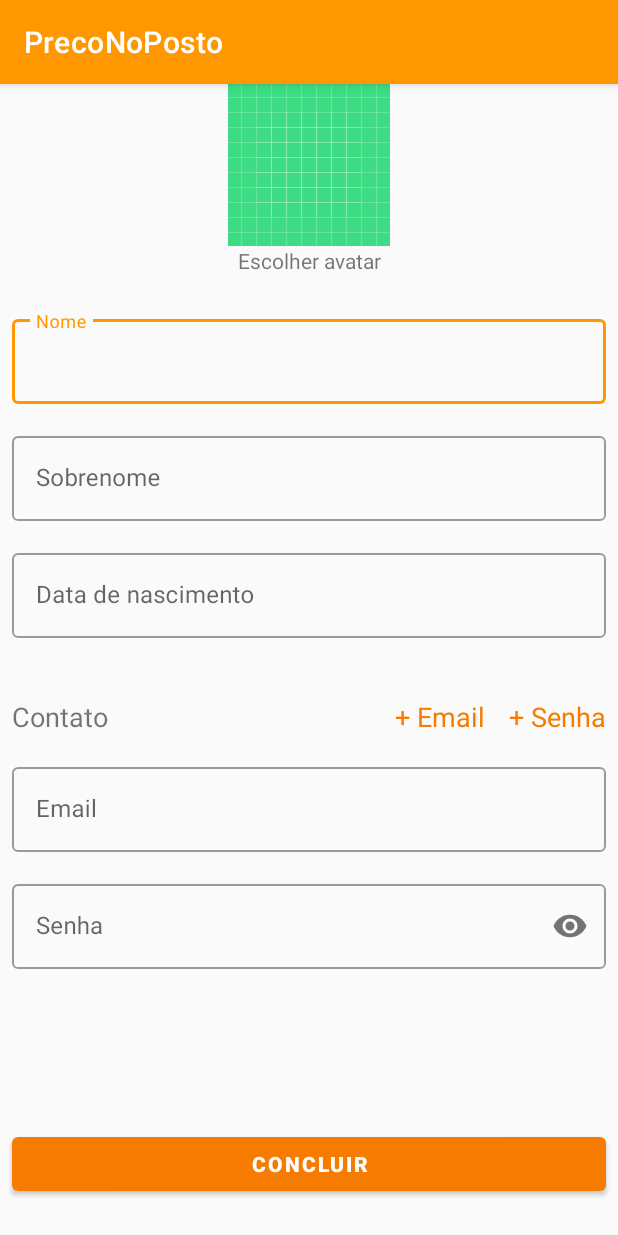
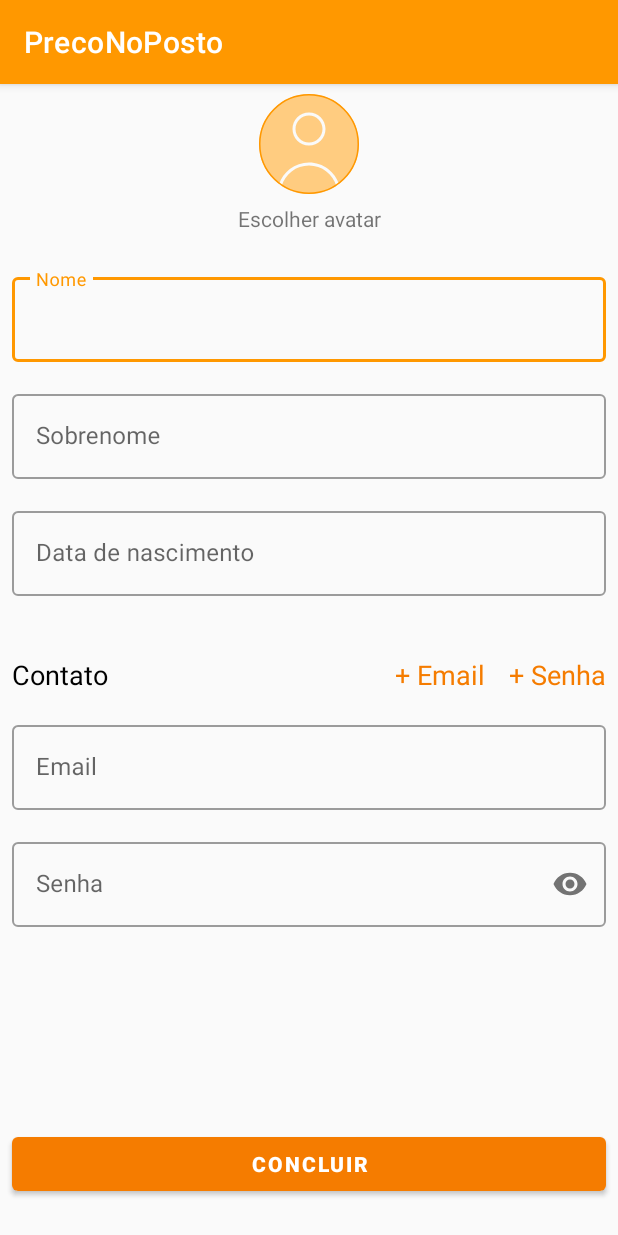
Before and after one commit to samuelassis/PDS-PrecoNoPosto, an Android app: the screen it shows after launch (MainActivity), on a phone screen of 412 x 824 dp. Run offline under Robolectric (Android 15) with nearby library versions, the phone set to English and light mode, and no system bars; our stand-ins replace Room's generated code.

Commit message:
Consertando app crash, renomeando a entidade de Usuário e finalizando a tela de Signup

```diff
--- a/PrecoNoPosto/app/src/main/java/com/example/preconoposto/MainActivity.kt
+++ b/PrecoNoPosto/app/src/main/java/com/example/preconoposto/MainActivity.kt
@@ -2,9 +2,8 @@ package com.example.preconoposto
 
 import androidx.appcompat.app.AppCompatActivity
 import android.os.Bundle
+import com.example.preconoposto.ui.LoginFragment
 import com.example.preconoposto.ui.SignupFragment
-import com.example.preconoposto.ui.LoginFragment
-import com.example.preconoposto.ui.main.MainFragment
 
 // Adaptador de entrada
 
--- a/PrecoNoPosto/app/src/main/java/com/example/preconoposto/dao/UserDao.kt
+++ b/PrecoNoPosto/app/src/main/java/com/example/preconoposto/dao/UserDao.kt
@@ -1,7 +1,7 @@
 package com.example.preconoposto.dao
 
 import androidx.room.*
-import com.example.preconoposto.data.User
+import com.example.preconoposto.data.UserEntity
 import com.example.preconoposto.repository.UserRepository
 
 // Adaptador de saída
@@ -9,14 +9,14 @@ import com.example.preconoposto.repository.UserRepository
 interface UserDao: UserRepository {
 
     @Delete
-    override suspend fun delete(user: User)
+    override suspend fun delete(user: UserEntity)
 
     @Insert
-    override suspend fun save(user: User)
+    override suspend fun save(user: UserEntity)
 
     @Update
-    override suspend fun update(user: User)
+    override suspend fun update(user: UserEntity)
 
-    @Query("SELECT * FROM USER_TABLE WHERE email = :email AND password = :password")
-    override suspend fun getUser(email: String, password: String): User?
+    @Query("SELECT * FROM user_table WHERE email = :email AND password = :password")
+    override suspend fun getUser(email: String, password: String): UserEntity?
 }
--- a/PrecoNoPosto/app/src/main/java/com/example/preconoposto/database/AppDatabase.kt
+++ b/PrecoNoPosto/app/src/main/java/com/example/preconoposto/database/AppDatabase.kt
@@ -5,10 +5,10 @@ import androidx.room.Database
 import androidx.room.Room
 import androidx.room.RoomDatabase
 import com.example.preconoposto.dao.UserDao
-import com.example.preconoposto.data.User
+import com.example.preconoposto.data.UserEntity
 
 @Database(
-    entities = [User::class],
+    entities = [UserEntity::class],
     version = 1
 )
 abstract class AppDatabase: RoomDatabase() {
--- a/PrecoNoPosto/app/src/main/java/com/example/preconoposto/domain/LoginUser.kt
+++ b/PrecoNoPosto/app/src/main/java/com/example/preconoposto/domain/LoginUser.kt
@@ -1,7 +1,7 @@
 package com.example.preconoposto.domain
 
-import com.example.preconoposto.data.User
+import com.example.preconoposto.data.UserEntity
 
 interface LoginUser {
-    suspend fun login(user: User): User?
+    suspend fun login(user: UserEntity): UserEntity?
 }
--- a/PrecoNoPosto/app/src/main/java/com/example/preconoposto/domain/LoginUserImpl.kt
+++ b/PrecoNoPosto/app/src/main/java/com/example/preconoposto/domain/LoginUserImpl.kt
@@ -1,6 +1,6 @@
 package com.example.preconoposto.domain
 
-import com.example.preconoposto.data.User
+import com.example.preconoposto.data.UserEntity
 import com.example.preconoposto.repository.UserRepository
 
 // Classe de domínio
@@ -8,7 +8,7 @@ import com.example.preconoposto.repository.UserRepository
 class LoginUserImpl(
     var repository: UserRepository
 ): LoginUser {
-    override suspend fun login(user: User): User? {
+    override suspend fun login(user: UserEntity): UserEntity? {
         return repository.getUser(user.email, user.password)
     }
 }
--- a/PrecoNoPosto/app/src/main/java/com/example/preconoposto/domain/SignupUser.kt
+++ b/PrecoNoPosto/app/src/main/java/com/example/preconoposto/domain/SignupUser.kt
@@ -1,8 +1,8 @@
 package com.example.preconoposto.domain
 
-import com.example.preconoposto.data.User
+import com.example.preconoposto.data.UserEntity
 
 // Porta de entrada
 interface SignupUser {
-    suspend fun signup(user: User)
+    suspend fun signup(user: UserEntity)
 }
--- a/PrecoNoPosto/app/src/main/java/com/example/preconoposto/domain/SignupUserImpl.kt
+++ b/PrecoNoPosto/app/src/main/java/com/example/preconoposto/domain/SignupUserImpl.kt
@@ -1,6 +1,6 @@
 package com.example.preconoposto.domain
 
-import com.example.preconoposto.data.User
+import com.example.preconoposto.data.UserEntity
 import com.example.preconoposto.repository.UserRepository
 
 // Classe de dominio
@@ -9,7 +9,7 @@ class SignupUserImpl(
     var userRepository: UserRepository
 ): SignupUser {
 
-    override suspend fun signup(user: User) {
+    override suspend fun signup(user: UserEntity) {
         userRepository.save(user)
     }
 
--- a/PrecoNoPosto/app/src/main/java/com/example/preconoposto/repository/UserRepository.kt
+++ b/PrecoNoPosto/app/src/main/java/com/example/preconoposto/repository/UserRepository.kt
@@ -1,11 +1,11 @@
 package com.example.preconoposto.repository
 
-import com.example.preconoposto.data.User
+import com.example.preconoposto.data.UserEntity
 
 // Porta de saida
 interface UserRepository {
-    suspend fun save(user: User)
-    suspend fun delete(user: User)
-    suspend fun update(user: User)
-    suspend fun getUser(email: String, password: String): User?
+    suspend fun save(user: UserEntity)
+    suspend fun delete(user: UserEntity)
+    suspend fun update(user: UserEntity)
+    suspend fun getUser(email: String, password: String): UserEntity?
 }
--- a/PrecoNoPosto/app/src/main/java/com/example/preconoposto/ui/LoginViewModel.kt
+++ b/PrecoNoPosto/app/src/main/java/com/example/preconoposto/ui/LoginViewModel.kt
@@ -2,7 +2,7 @@ package com.example.preconoposto.ui
 
 import androidx.lifecycle.MutableLiveData
 import androidx.lifecycle.ViewModel
-import com.example.preconoposto.data.User
+import com.example.preconoposto.data.UserEntity
 import com.example.preconoposto.domain.LoginUserImpl
 import kotlinx.coroutines.CoroutineScope
 import kotlinx.coroutines.Dispatchers
@@ -12,7 +12,7 @@ class LoginViewModel() : ViewModel() {
 
     val isLoginCorrect: MutableLiveData<Boolean> = MutableLiveData(true)
 
-    fun login(user: User, loginUser: LoginUserImpl) {
+    fun login(user: UserEntity, loginUser: LoginUserImpl) {
         CoroutineScope(Dispatchers.IO).launch {
             if(loginUser.login(user) == null) isLoginCorrect.postValue(true)
             else isLoginCorrect.postValue(false)
--- a/PrecoNoPosto/app/src/main/java/com/example/preconoposto/ui/SignupFragment.kt
+++ b/PrecoNoPosto/app/src/main/java/com/example/preconoposto/ui/SignupFragment.kt
@@ -1,5 +1,6 @@
 package com.example.preconoposto.ui
 
+import android.content.Context
 import android.os.Bundle
 import android.util.Log
 import androidx.fragment.app.Fragment
@@ -8,6 +9,8 @@ import android.view.View
 import android.view.ViewGroup
 import androidx.lifecycle.ViewModelProvider
 import com.example.preconoposto.R
+import com.example.preconoposto.database.AppDatabase
+import com.example.preconoposto.domain.LoginUserImpl
 import com.example.preconoposto.domain.SignupUserImpl
 import com.example.preconoposto.repository.UserRepository
 import com.google.android.material.button.MaterialButton
@@ -28,20 +31,21 @@ class SignupFragment : Fragment() {
 
 
     private lateinit var viewModel: SignupViewModel
-    private val db = AppDatabase.getInstance(this.requireContext())
-    private var userRepository = UserRepository(db.userDao)
-
+    private lateinit var db: AppDatabase
+    private lateinit var signupUserImpl: SignupUserImpl
 
     override fun onCreateView(
         inflater: LayoutInflater, container: ViewGroup?,
         savedInstanceState: Bundle?
     ): View? {
+        viewModel = ViewModelProvider(this).get(SignupViewModel::class.java)
+        db = AppDatabase.getInstance(this.requireContext())
+        signupUserImpl = SignupUserImpl(db.userDao)
         return inflater.inflate(R.layout.fragment_signup, container, false)
     }
 
     override fun onViewCreated(view: View, savedInstanceState: Bundle?) {
         super.onViewCreated(view, savedInstanceState)
-        viewModel = ViewModelProvider(this).get(SignupViewModel::class.java)
         setupViews(view)
         setupListeners()
     }
@@ -69,9 +73,8 @@ class SignupFragment : Fragment() {
     }
 
     private fun signupUser() {
-        val signupUser = SignupUserImpl()
         viewModel.signupUser(
-            signupUser,
+            signupUserImpl,
             signupNameEditText.text.toString(),
             signupSurnameEditText.text.toString(),
             signupBirthDateEditText.text.toString(),
--- /dev/null
+++ b/PrecoNoPosto/app/src/main/res/drawable/ic_avatar.xml
@@ -0,0 +1,15 @@
+<vector xmlns:android="http://schemas.android.com/apk/res/android"
+    android:width="80dp"
+    android:height="80dp"
+    android:viewportWidth="80"
+    android:viewportHeight="80">
+  <path
+      android:pathData="M6.6667,40C6.6667,21.5905 21.5905,6.6666 40,6.6666C58.4095,6.6666 73.3334,21.5905 73.3334,40C73.3334,50.9361 68.0668,60.6422 59.9316,66.7203C58.6112,62.7404 56.1256,59.237 52.784,56.6729C49.1165,53.8587 44.6228,52.3333 40,52.3333C35.3772,52.3333 30.8836,53.8587 27.216,56.6729C23.8744,59.237 21.3888,62.7404 20.0684,66.7203C11.9332,60.6422 6.6667,50.9361 6.6667,40ZM51.5665,58.2596C54.7489,60.7016 57.0733,64.0852 58.2132,67.9221C52.9778,71.344 46.7212,73.3333 40,73.3333C33.2788,73.3333 27.0222,71.344 21.7869,67.9221C22.9268,64.0852 25.2511,60.7016 28.4336,58.2596C31.7518,55.7134 35.8175,54.3333 40,54.3333C44.1826,54.3333 48.2483,55.7134 51.5665,58.2596ZM31,30C31,25.0294 35.0295,21 40,21C44.9706,21 49,25.0294 49,30C49,34.9705 44.9706,39 40,39C35.0295,39 31,34.9705 31,30ZM40,19C33.9249,19 29,23.9248 29,30C29,36.0751 33.9249,41 40,41C46.0752,41 51,36.0751 51,30C51,23.9248 46.0752,19 40,19Z"
+      android:fillColor="#FFCC80"
+      android:fillType="evenOdd"/>
+  <path
+      android:strokeWidth="1"
+      android:pathData="M40,7.1666L40.0001,7.1666A32.8333,32.8333 0,0 1,72.8334 39.9999L72.8334,40A32.8333,32.8333 0,0 1,40.0001 72.8333L40,72.8333A32.8333,32.8333 0,0 1,7.1667 40L7.1667,39.9999A32.8333,32.8333 0,0 1,40 7.1666z"
+      android:fillColor="#00000000"
+      android:strokeColor="#FF9800"/>
+</vector>
--- a/PrecoNoPosto/app/src/main/res/layout/fragment_login.xml
+++ b/PrecoNoPosto/app/src/main/res/layout/fragment_login.xml
@@ -65,7 +65,7 @@ tools:context=".ui.LoginFragment">
                 android:id="@+id/loginPasswordTiet"
                 android:layout_width="match_parent"
                 android:layout_height="wrap_content"
-                android:inputType="textCapSentences" />
+                android:inputType="textPassword" />
 
         </com.google.android.material.textfield.TextInputLayout>
 
--- a/PrecoNoPosto/app/src/main/res/layout/fragment_signup.xml
+++ b/PrecoNoPosto/app/src/main/res/layout/fragment_signup.xml
@@ -16,7 +16,7 @@
             android:id="@+id/signupAvatarImage"
             android:layout_width="wrap_content"
             android:layout_height="wrap_content"
-            android:src="@drawable/ic_launcher_background"
+            android:src="@drawable/ic_avatar"
             app:layout_constraintEnd_toEndOf="parent"
             app:layout_constraintStart_toStartOf="parent"
             app:layout_constraintTop_toTopOf="parent" />
@@ -106,6 +106,7 @@
             android:layout_marginHorizontal="@dimen/margin_horizontal"
             android:layout_marginTop="@dimen/space_40dp"
             android:text="@string/contato"
+            android:textColor="@color/black"
             android:textSize="@dimen/signup_contact_text_size"
             app:layout_constraintStart_toStartOf="parent"
             app:layout_constraintTop_toBottomOf="@+id/signupBirthDateLayout" />
@@ -162,10 +163,12 @@
             android:layout_marginHorizontal="@dimen/margin_horizontal"
             android:layout_marginTop="@dimen/margin_vertical"
             android:hint="@string/senha"
-            app:passwordToggleEnabled="true"
+            app:layout_constraintBottom_toTopOf="@+id/signupConfirmButton"
             app:layout_constraintEnd_toEndOf="parent"
             app:layout_constraintStart_toStartOf="parent"
-            app:layout_constraintTop_toBottomOf="@+id/signupEmailLayout">
+            app:layout_constraintTop_toBottomOf="@+id/signupEmailLayout"
+            app:layout_constraintVertical_chainStyle="spread_inside"
+            app:passwordToggleEnabled="true">
 
             <com.google.android.material.textfield.TextInputEditText
                 android:id="@+id/signupPasswordEditText"
@@ -183,7 +186,8 @@
             android:layout_marginHorizontal="@dimen/margin_horizontal"
             android:layout_marginVertical="@dimen/margin_bottom"
             android:text="@string/concluir"
-            app:layout_constraintBottom_toBottomOf="parent" />
+            app:layout_constraintBottom_toBottomOf="parent"
+            app:layout_constraintTop_toBottomOf="@+id/signupPasswordLayout" />
 
     </androidx.constraintlayout.widget.ConstraintLayout>
 
```
Also changed, not shown: PrecoNoPosto/app/src/main/java/com/example/preconoposto/data/UserEntity.kt (renamed from PrecoNoPosto/app/src/main/java/com/example/preconoposto/data/User.kt, +6 -9 lines), PrecoNoPosto/app/src/main/java/com/example/preconoposto/ui/LoginFragment.kt (+23 -24 lines), PrecoNoPosto/app/src/main/java/com/example/preconoposto/ui/SignupViewModel.kt (+3 -4 lines).
